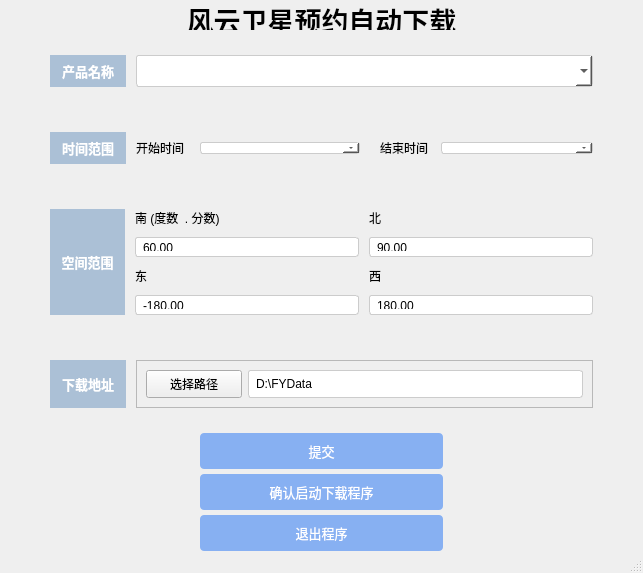
we1changchao/pyqtUIforFYdownload, file qt_designer.ui: the form before one commit.
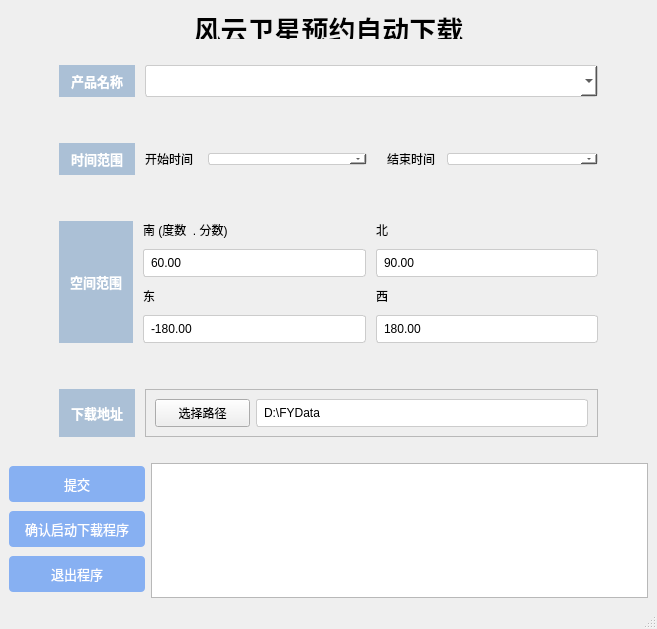
The form after the commit.

Commit message: 2025/10/30 21.33  提交的时候订单号读取，写入文件。   下载的时候读取文件内容，根据文件内容看状态，如果状态为准备成功，就下载；如果状态为准备中，就五分钟之后再启动下载程序。  半成品

What changed in the file:
```diff
--- a/qt_designer.ui
+++ b/qt_designer.ui
@@ -6,8 +6,8 @@
    <rect>
     <x>0</x>
     <y>0</y>
-    <width>643</width>
-    <height>573</height>
+    <width>657</width>
+    <height>629</height>
    </rect>
   </property>
   <property name="minimumSize">
@@ -24,22 +24,7 @@
     <string notr="true"/>
    </property>
    <layout class="QGridLayout" name="gridLayout">
-    <property name="leftMargin">
-     <number>0</number>
-    </property>
-    <property name="topMargin">
-     <number>0</number>
-    </property>
-    <property name="rightMargin">
-     <number>0</number>
-    </property>
-    <property name="bottomMargin">
-     <number>0</number>
-    </property>
-    <property name="spacing">
-     <number>5</number>
-    </property>
-    <item row="0" column="0">
+    <item row="0" column="0" colspan="2">
      <widget class="QLabel" name="FY_head">
       <property name="sizePolicy">
        <sizepolicy hsizetype="Expanding" vsizetype="Minimum">
@@ -73,7 +58,7 @@
       </property>
      </widget>
     </item>
-    <item row="1" column="0">
+    <item row="1" column="0" colspan="2">
      <layout class="QHBoxLayout" name="horizontalLayout_9" stretch="1,6">
       <property name="spacing">
        <number>10</number>
@@ -131,7 +116,7 @@
       </item>
      </layout>
     </item>
-    <item row="2" column="0">
+    <item row="2" column="0" colspan="2">
      <layout class="QHBoxLayout" name="horizontalLayout_7" stretch="1,6">
       <property name="spacing">
        <number>10</number>
@@ -308,7 +293,7 @@
       </item>
      </layout>
     </item>
-    <item row="3" column="0">
+    <item row="3" column="0" colspan="2">
      <layout class="QHBoxLayout" name="horizontalLayout_8" stretch="1,3,3">
       <property name="spacing">
        <number>10</number>
@@ -462,7 +447,7 @@
       </item>
      </layout>
     </item>
-    <item row="4" column="0">
+    <item row="4" column="0" colspan="2">
      <layout class="QHBoxLayout" name="horizontalLayout_2" stretch="1,6">
       <property name="spacing">
        <number>10</number>
@@ -582,10 +567,10 @@
     <item row="5" column="0">
      <layout class="QVBoxLayout" name="verticalLayout_3">
       <property name="leftMargin">
-       <number>200</number>
+       <number>0</number>
       </property>
       <property name="rightMargin">
-       <number>200</number>
+       <number>0</number>
       </property>
       <item>
        <widget class="QPushButton" name="submit">
@@ -670,6 +655,9 @@
       </item>
      </layout>
     </item>
+    <item row="5" column="1">
+     <widget class="QTextEdit" name="textEdit"/>
+    </item>
    </layout>
   </widget>
   <widget class="QStatusBar" name="statusbar"/>
```
Left out of the diff: 2 changed lines with no effect on the pictures. The commit also changes 1 other file.
